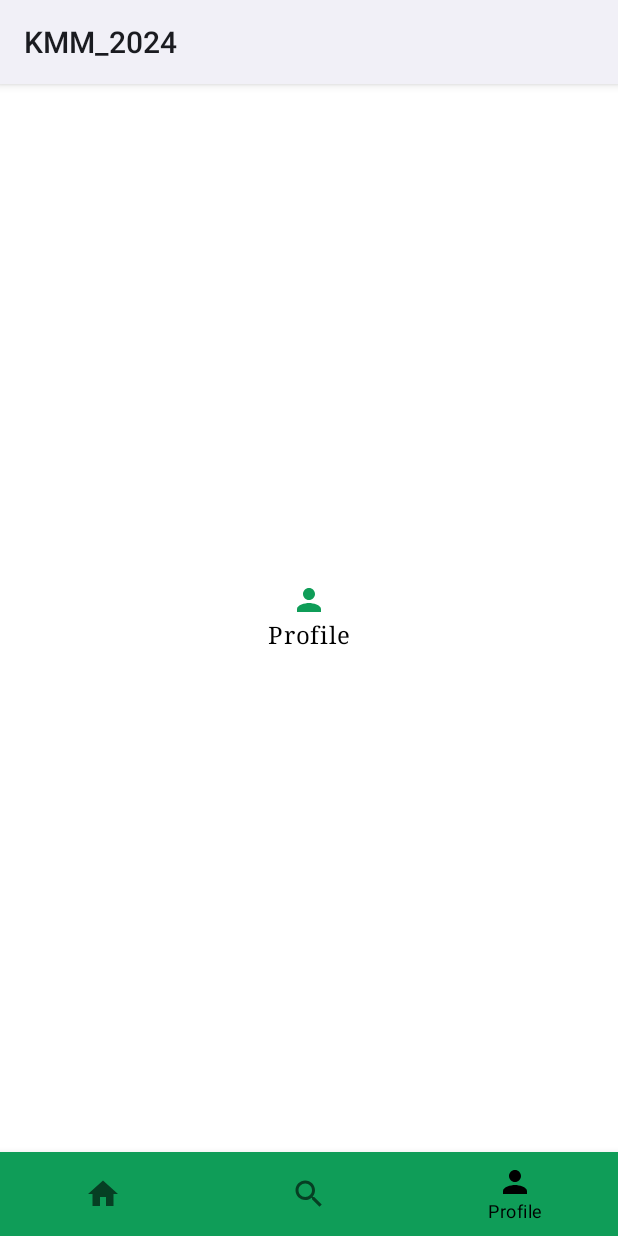
After one commit to MansiKothari15/KMM_2024, an Android app built with Jetpack Compose: the ProfileScreen screen opened through its navigation route, on a phone screen of 412 x 824 dp. The commit adds this screen. Run offline under Robolectric (Android 15) with nearby library versions, the phone set to English and light mode, and no system bars; our stand-ins replace Compose Multiplatform resources.

Commit message:
Added bottom navigation bar & dependencies Worked on shared module

```diff
--- a/composeApp/build.gradle.kts
+++ b/composeApp/build.gradle.kts
@@ -33,6 +33,12 @@ kotlin {
             implementation(projects.shared)
             // Splash API
             implementation ("androidx.core:core-splashscreen:1.0.1")
+
+            implementation("androidx.lifecycle:lifecycle-viewmodel-ktx:2.6.2")
+            implementation("androidx.lifecycle:lifecycle-runtime-compose:2.6.2")
+            implementation("androidx.lifecycle:lifecycle-viewmodel-compose:2.6.2")
+
+            implementation ("androidx.navigation:navigation-compose:2.7.7")
         }
     }
 }
--- a/composeApp/src/androidMain/AndroidManifest.xml
+++ b/composeApp/src/androidMain/AndroidManifest.xml
@@ -1,5 +1,7 @@
 <?xml version="1.0" encoding="utf-8"?>
 <manifest xmlns:android="http://schemas.android.com/apk/res/android">
+
+    <uses-permission android:name="android.permission.INTERNET"/>
 
     <application
         android:allowBackup="true"
--- a/composeApp/src/androidMain/kotlin/App.kt
+++ b/composeApp/src/androidMain/kotlin/App.kt
@@ -4,10 +4,16 @@ import androidx.compose.foundation.layout.Column
 import androidx.compose.foundation.layout.fillMaxWidth
 import androidx.compose.material.Button
 import androidx.compose.material.MaterialTheme
+import androidx.compose.material.Scaffold
+import androidx.compose.material.Surface
 import androidx.compose.material.Text
 import androidx.compose.runtime.*
 import androidx.compose.ui.Alignment
 import androidx.compose.ui.Modifier
+import androidx.compose.ui.graphics.Color
+import androidx.navigation.compose.rememberNavController
+import com.app.kmm2024.ui.BottomNavigationBar
+import com.app.kmm2024.ui.NavHostContainer
 import org.jetbrains.compose.resources.painterResource
 import org.jetbrains.compose.ui.tooling.preview.Preview
 
@@ -18,18 +24,38 @@ import kmm_2024.composeapp.generated.resources.compose_multiplatform
 @Preview
 fun App() {
     MaterialTheme {
-        var showContent by remember { mutableStateOf(false) }
+        // remember navController so it does not
+        // get recreated on recomposition
+        val navController = rememberNavController()
+        // Bottom navigation
+        Surface(color = Color.White) {
+            // Scaffold Component
+            Scaffold(
+                // Bottom navigation
+                bottomBar = {
+                    BottomNavigationBar(navController = navController)
+                }, content = { padding ->
+                    // Navhost: where screens are placed
+                    NavHostContainer(navController = navController, padding = padding)
+                }
+            )
+        }
+
+        /*var showContent by remember { mutableStateOf(false) }
         Column(Modifier.fillMaxWidth(), horizontalAlignment = Alignment.CenterHorizontally) {
             Button(onClick = { showContent = !showContent }) {
                 Text("Click me!")
             }
             AnimatedVisibility(showContent) {
                 val greeting = remember { Greeting().greet() }
-                Column(Modifier.fillMaxWidth(), horizontalAlignment = Alignment.CenterHorizontally) {
+                Column(
+                    Modifier.fillMaxWidth(),
+                    horizontalAlignment = Alignment.CenterHorizontally
+                ) {
                     Image(painterResource(Res.drawable.compose_multiplatform), null)
                     Text("Compose: $greeting")
                 }
             }
-        }
+        }*/
     }
 }
--- a/composeApp/src/androidMain/kotlin/com/app/kmm2024/MainActivity.kt
+++ b/composeApp/src/androidMain/kotlin/com/app/kmm2024/MainActivity.kt
@@ -11,6 +11,8 @@ import androidx.compose.runtime.Composable
 import androidx.compose.ui.Modifier
 import androidx.compose.ui.tooling.preview.Preview
 import androidx.core.splashscreen.SplashScreen.Companion.installSplashScreen
+import androidx.navigation.compose.rememberNavController
+import com.app.kmm2024.ui.BottomNavigationBar
 
 class MainActivity : ComponentActivity() {
     override fun onCreate(savedInstanceState: Bundle?) {
@@ -23,6 +25,7 @@ class MainActivity : ComponentActivity() {
         /*installSplashScreen().setOnExitAnimationListener()*/
 
         setContent {
+
             Surface(
                 modifier = Modifier.fillMaxSize(),
                 color = MaterialTheme.colors.background
--- /dev/null
+++ b/composeApp/src/androidMain/kotlin/com/app/kmm2024/ui/BottomNavItem.kt
@@ -0,0 +1,9 @@
+package com.app.kmm2024.ui
+
+import androidx.compose.ui.graphics.vector.ImageVector
+
+data class BottomNavItem(
+    val label: String,
+    val icon: ImageVector,
+    val route:String,
+)
--- /dev/null
+++ b/composeApp/src/androidMain/kotlin/com/app/kmm2024/ui/BottomNavigation.kt
@@ -0,0 +1,57 @@
+package com.app.kmm2024.ui
+
+import androidx.compose.material.BottomNavigation
+import androidx.compose.material.BottomNavigationItem
+import androidx.compose.material.Icon
+import androidx.compose.material.Text
+import androidx.compose.runtime.Composable
+import androidx.compose.runtime.getValue
+import androidx.compose.ui.graphics.Color
+import androidx.navigation.NavHostController
+import androidx.navigation.compose.currentBackStackEntryAsState
+import com.app.kmm2024.utils.Constants.BottomNavItems
+
+@Composable
+fun BottomNavigationBar(navController: NavHostController) {
+
+    BottomNavigation(
+
+        // set background color
+        backgroundColor = Color(0xFF0F9D58)
+    ) {
+
+        // observe the backstack
+        val navBackStackEntry by navController.currentBackStackEntryAsState()
+
+        // observe current route to change the icon
+        // color,label color when navigated
+        val currentRoute = navBackStackEntry?.destination?.route
+
+        // Bottom nav items we declared
+        BottomNavItems.forEach { navItem ->
+
+            // Place the bottom nav items
+            BottomNavigationItem(
+
+                // it currentRoute is equal then its selected route
+                selected = currentRoute == navItem.route,
+
+                // navigate on click
+                onClick = {
+                    navController.navigate(navItem.route)
+                },
+
+                // Icon of navItem
+                icon = {
+                    Icon(imageVector = navItem.icon, contentDescription = navItem.label)
+                },
+
+                // label
+                label = {
+                    Text(text = navItem.label)
+                },
+                alwaysShowLabel = false
+            )
+        }
+    }
+}
--- /dev/null
+++ b/composeApp/src/androidMain/kotlin/com/app/kmm2024/ui/NavHostContainer.kt
@@ -0,0 +1,45 @@
+package com.app.kmm2024.ui
+
+import androidx.compose.foundation.layout.PaddingValues
+import androidx.compose.foundation.layout.padding
+import androidx.compose.runtime.Composable
+import androidx.compose.ui.Modifier
+import androidx.navigation.NavHostController
+import androidx.navigation.compose.NavHost
+import androidx.navigation.compose.composable
+import com.app.kmm2024.ui.profile.ProfileScreen
+
+@Composable
+fun NavHostContainer(
+    navController: NavHostController,
+    padding: PaddingValues
+) {
+
+    NavHost(
+        navController = navController,
+
+        // set the start destination as home
+        startDestination = "home",
+
+        // Set the padding provided by scaffold
+        modifier = Modifier.padding(paddingValues = padding),
+
+        builder = {
+
+            // route : Home
+            composable("home") {
+//                HomeScreen()
+            }
+
+            // route : search
+            composable("search") {
+//                SearchScreen()
+            }
+
+            // route : profile
+            composable("profile") {
+                ProfileScreen()
+            }
+        })
+
+}
--- /dev/null
+++ b/composeApp/src/androidMain/kotlin/com/app/kmm2024/ui/profile/ProfileScreen.kt
@@ -0,0 +1,37 @@
+package com.app.kmm2024.ui.profile
+
+import androidx.compose.foundation.background
+import androidx.compose.foundation.layout.Arrangement
+import androidx.compose.foundation.layout.Column
+import androidx.compose.foundation.layout.fillMaxSize
+import androidx.compose.material.Icon
+import androidx.compose.material.Text
+import androidx.compose.material.icons.Icons
+import androidx.compose.material.icons.filled.Person
+import androidx.compose.runtime.Composable
+import androidx.compose.ui.Alignment
+import androidx.compose.ui.Modifier
+import androidx.compose.ui.graphics.Color
+import androidx.compose.ui.text.font.FontFamily
+
+@Composable
+fun ProfileScreen() {
+    // Column Composable,
+    Column(
+        modifier = Modifier
+            .fillMaxSize()
+            .background(Color.White),
+        // parameters set to place the items in center
+        horizontalAlignment = Alignment.CenterHorizontally,
+        verticalArrangement = Arrangement.Center
+    ) {
+        // Icon Composable
+        Icon(
+            imageVector = Icons.Default.Person,
+            contentDescription = "Profile",
+            tint = Color(0xFF0F9D58)
+        )
+        // Text to Display the current Screen
+        Text(text = "Profile", color = Color.Black, fontFamily = FontFamily.Serif)
+    }
+}
--- a/shared/build.gradle.kts
+++ b/shared/build.gradle.kts
@@ -28,6 +28,7 @@ kotlin {
     sourceSets {
         commonMain.dependencies {
             // put your Multiplatform dependencies here
+            implementation("org.jetbrains.kotlinx:kotlinx-coroutines-core:1.7.3")
         }
     }
 }
--- a/shared/src/commonMain/kotlin/Greeting.kt
+++ b/shared/src/commonMain/kotlin/Greeting.kt
@@ -2,6 +2,6 @@ class Greeting {
     private val platform = getPlatform()
 
     fun greet(): String {
-        return "Hello, ${platform.name}!"
+        return "Hello, ${platform.name.reversed()}!"
     }
 }
```
Also changed, not shown: composeApp/src/androidMain/kotlin/com/app/kmm2024/MainViewModel.kt (added, +7 -0 lines), composeApp/src/androidMain/kotlin/com/app/kmm2024/utils/Constants.kt (added, +27 -0 lines).
